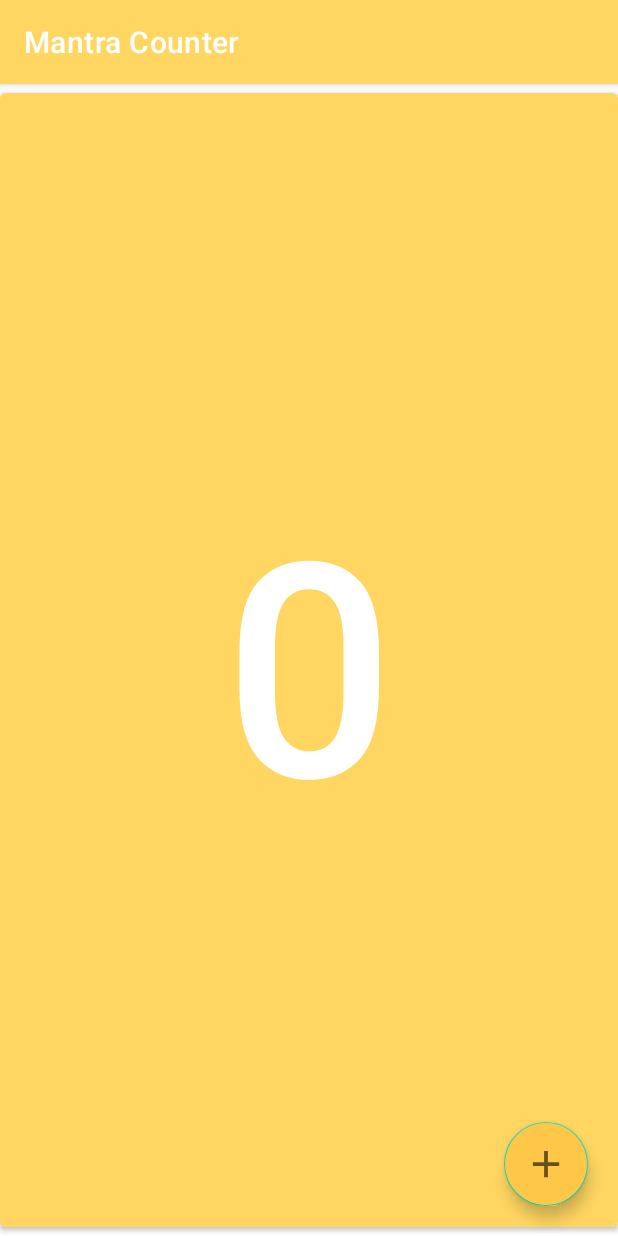
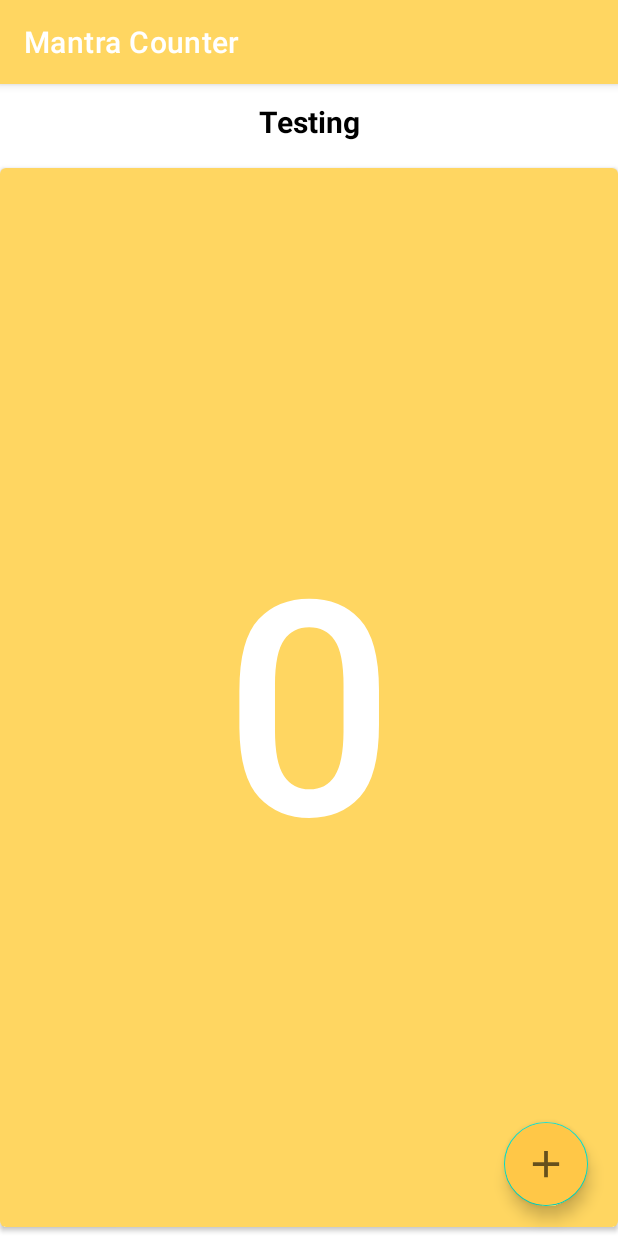
Before and after one commit to Richard1688Sun/MantraCounter, an Android app: the screen it shows after launch (MainActivity), on a phone screen of 412 x 824 dp. Run offline under Robolectric (Android 15) with nearby library versions, the phone set to English and light mode, and no system bars.

Commit message:
debugged the stuff

```diff
--- a/app/src/main/java/com/nemogz/mantracounter/MainActivity.java
+++ b/app/src/main/java/com/nemogz/mantracounter/MainActivity.java
@@ -7,9 +7,11 @@ import android.os.Bundle;
 import android.os.Vibrator;
 import android.view.View;
 import android.widget.Button;
+import android.widget.TextView;
 
 import java.util.ArrayList;
 import java.util.List;
+import java.util.Map;
 
 public class MainActivity extends AppCompatActivity {
 
@@ -17,22 +19,25 @@ public class MainActivity extends AppCompatActivity {
     private static Resources resources;
     private Button buttonMain;
     private int totalMainCount = 0;
+    private TextView test;
 
     private Boolean addMode = true;
 //    private Vibrator vibrator;
 //    private boolean vibrate = false;
     private List<Counter> counters = new ArrayList<>();
+
     @Override
     protected void onCreate(Bundle savedInstanceState) {
         super.onCreate(savedInstanceState);
         resources = getResources();
         setContentView(R.layout.activity_main);
         createEssentailCounters();
+        test = findViewById(R.id.testTxt);
+        //System.out.println(Counter.getLittleHouse().get(getString(R.string.dabei)));
 
 //        if(vibrator.hasVibrator()){
 //            vibrate = true;
 //        }
-
         buttonMain = findViewById(R.id.buttonMain);
         //detect short press
         buttonMain.setOnClickListener(new View.OnClickListener() {
@@ -40,6 +45,9 @@ public class MainActivity extends AppCompatActivity {
             public void onClick(View view) {
                 totalMainCount++;
                 buttonMain.setText(Integer.toString(totalMainCount));
+                for(int num = 0; num < 4; num++){
+                    incrementCount(100, num);
+                }
 //                if(vibrate){
 //                    vibrator.vibrate(1000);
 //                }
@@ -70,5 +78,12 @@ public class MainActivity extends AppCompatActivity {
         counters.add(new Counter(getString(R.string.boruo), 0));
         counters.add(new Counter(getString(R.string.xiaozai), 0));
         counters.add(new Counter(getString(R.string.qifo), 0));
+        Counter.createLittleHouse();
+    }
+
+    public void incrementCount(int n, int index){
+        for(int i = 0; i < n; i++){
+            counters.get(index).increment();
+        }
     }
 }
--- a/app/src/main/res/layout/activity_main.xml
+++ b/app/src/main/res/layout/activity_main.xml
@@ -10,6 +10,7 @@
         android:id="@+id/buttonMain"
         android:layout_width="match_parent"
         android:layout_height="match_parent"
+        android:layout_marginTop="50dp"
         android:autoSizeMaxTextSize="200dp"
         android:autoSizeMinTextSize="50dp"
         android:autoSizeStepGranularity="2sp"
@@ -17,7 +18,7 @@
         android:text="0"
         app:layout_constraintBottom_toBottomOf="parent"
         app:layout_constraintEnd_toEndOf="parent"
-        app:layout_constraintHorizontal_bias="1.0"
+        app:layout_constraintHorizontal_bias="0.0"
         app:layout_constraintStart_toStartOf="parent"
         app:layout_constraintTop_toTopOf="parent"
         app:layout_constraintVertical_bias="0.0" />
@@ -33,4 +34,17 @@
         app:rippleColor="@color/white"
         android:backgroundTint="@color/gold_dark"/>
 
+    <TextView
+        android:id="@+id/testTxt"
+        android:layout_width="wrap_content"
+        android:layout_height="wrap_content"
+        android:text="Testing"
+        android:textColor="@color/black"
+        android:textSize="20sp"
+        android:textStyle="bold"
+        app:layout_constraintBottom_toTopOf="@+id/buttonMain"
+        app:layout_constraintEnd_toEndOf="parent"
+        app:layout_constraintStart_toStartOf="parent"
+        app:layout_constraintTop_toTopOf="parent" />
+
 </androidx.constraintlayout.widget.ConstraintLayout>
```
Also changed, not shown: app/src/main/java/com/nemogz/mantracounter/Counter.java (+20 -8 lines), 1 other file.
